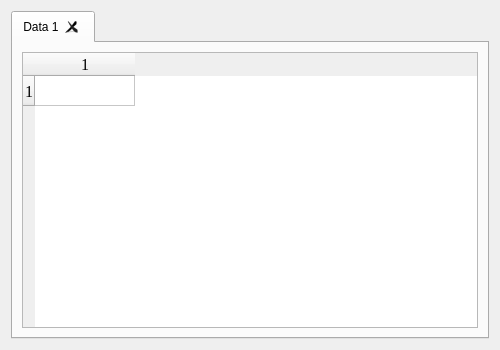
sergiipanasenko/DataPlot, file UI/MyTabWidget.ui: the form before one commit.
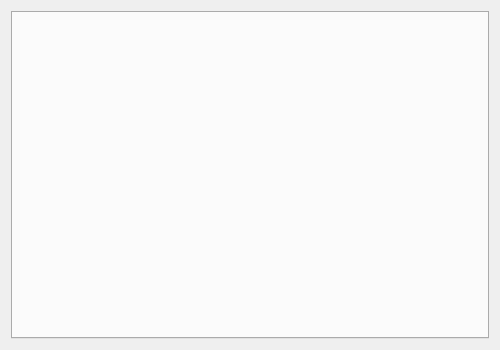
The form after the commit.

Commit message: Upgrading MyTabWidget.ui and open excel file method.

```diff
--- a/UI/MyTabWidget.ui
+++ b/UI/MyTabWidget.ui
@@ -21,7 +21,10 @@
   </property>
   <layout class="QGridLayout" name="gridLayout">
    <item row="0" column="0">
-    <widget class="QTabWidget" name="tab_tables">
+    <widget class="QTabWidget" name="tabs">
+     <property name="autoFillBackground">
+      <bool>false</bool>
+     </property>
      <property name="currentIndex">
       <number>0</number>
      </property>
@@ -31,31 +34,6 @@
      <property name="tabsClosable">
       <bool>true</bool>
      </property>
-     <widget class="QWidget" name="tab1">
-      <attribute name="title">
-       <string>Data 1</string>
-      </attribute>
-      <layout class="QGridLayout" name="gridLayout_2">
-       <item row="0" column="0">
-        <widget class="QTableWidget" name="table1">
-         <property name="font">
-          <font>
-           <family>Times New Roman</family>
-           <pointsize>12</pointsize>
-          </font>
-         </property>
-         <property name="rowCount">
-          <number>1</number>
-         </property>
-         <property name="columnCount">
-          <number>1</number>
-         </property>
-         <row/>
-         <column/>
-        </widget>
-       </item>
-      </layout>
-     </widget>
     </widget>
    </item>
   </layout>
```
Left out of the diff: 2 changed lines with no effect on the pictures. The commit also changes 2 other files.
